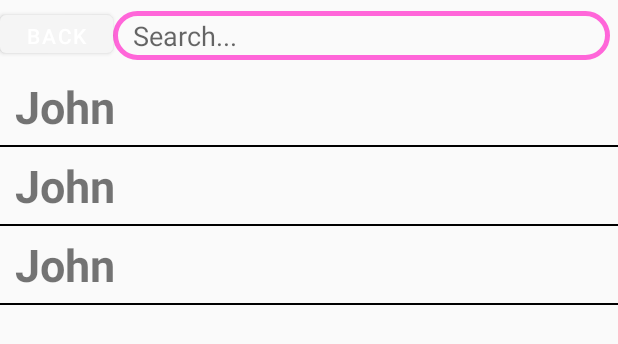
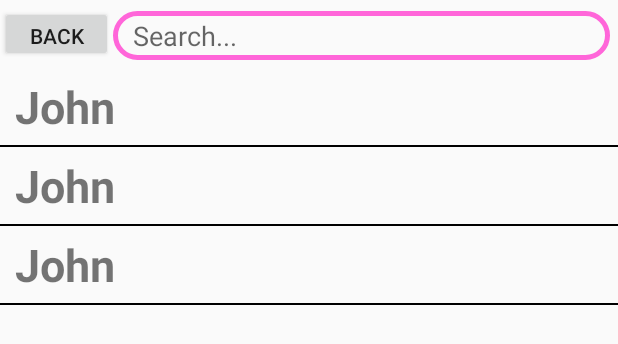
Before and after one commit to HiJohnCurtis/Mindful_App, an Android app built with Jetpack Compose: the layout activity_main_n.xml on its own in the app's theme, with its tools: preview values and no code run, on a phone screen of 412 x 824 dp. Shown: the top 344 px of the screen. Run offline under Robolectric (Android 15) with nearby library versions, the phone set to English and light mode, and no system bars.

Commit message:
BACK BUTTON FUNCTIONALITY!!

```diff
--- a/app/src/main/java/com/example/chattingappmindful/ChatActivity.kt
+++ b/app/src/main/java/com/example/chattingappmindful/ChatActivity.kt
@@ -3,6 +3,7 @@ package com.example.chattingappmindful
 import android.content.Intent
 import androidx.appcompat.app.AppCompatActivity
 import android.os.Bundle
+import android.view.MenuItem
 import android.widget.EditText
 import android.widget.ImageView
 import androidx.recyclerview.widget.LinearLayoutManager
--- a/app/src/main/res/layout/activity_main_n.xml
+++ b/app/src/main/res/layout/activity_main_n.xml
@@ -6,7 +6,7 @@
     android:layout_height="match_parent"
     tools:context=".MainActivityN">
 
-    <com.google.android.material.button.MaterialButton
+    <Button
         android:id="@+id/btnBack"
         android:layout_width="75dp"
         android:layout_height="37dp"
```
Also changed, not shown: app/src/main/java/com/example/chattingappmindful/MainActivityN.kt (+4 -3 lines).
